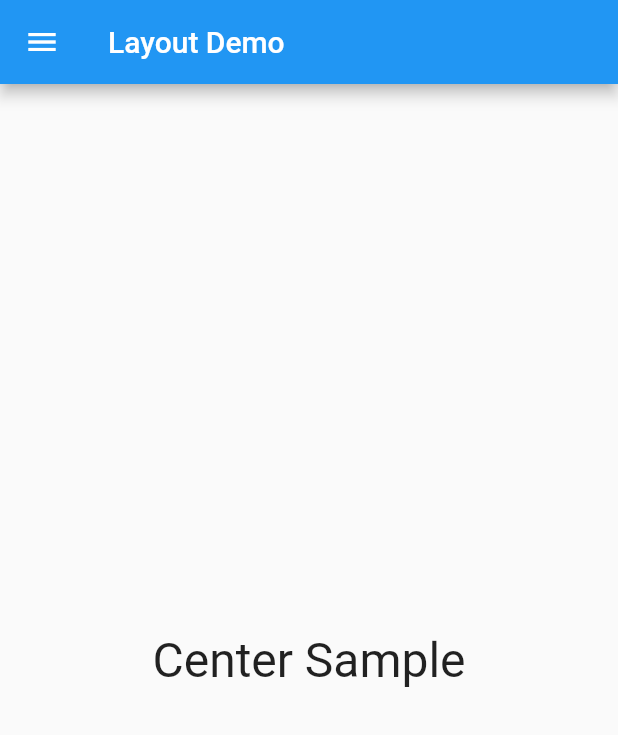
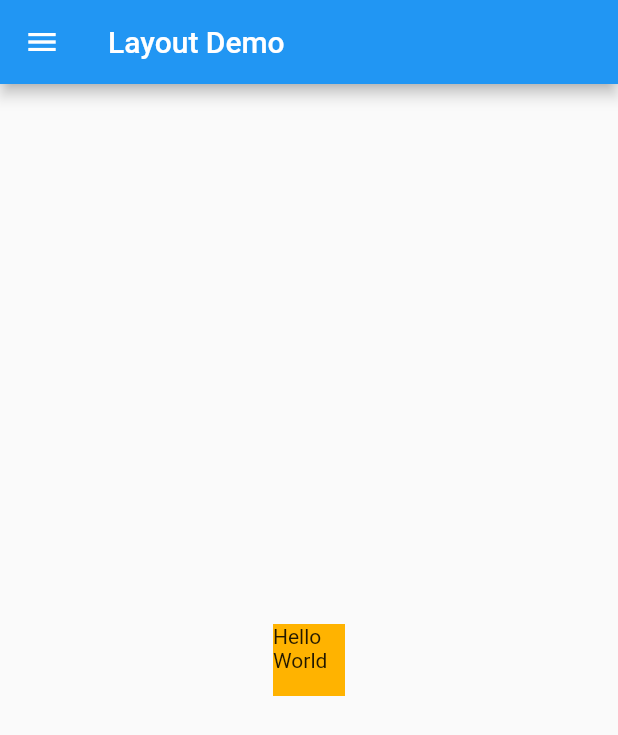
Before and after one commit to Kashiwara0205/-flutter-layout-sample, a Flutter app: the screen it shows after launch, in the side drawer, after a tap on "Container", on a phone screen of 412 x 824 dp. Shown: the top 735 px of the screen. Run offline on Flutter 3.47's test engine with Material 2 defaults, Android fonts, the phone set to English and light mode, and no system bars.

Commit message:
Add container_sample.dart

```diff
--- /dev/null
+++ b/lib/container_sample.dart
@@ -0,0 +1,13 @@
+import 'package:flutter/material.dart';
+
+Widget createContainerSample(){
+  return Center(
+    child: Container(
+      child: const Text('Hello World'),
+      margin: const EdgeInsets.all(10.0),
+      color: Colors.amber[600],
+      width: 48.0,
+      height: 48.0,
+    )
+  );
+}
--- a/lib/side_menu.dart
+++ b/lib/side_menu.dart
@@ -3,19 +3,22 @@ import 'center_sample.dart';
 import 'grid_view_sample.dart';
 import 'align_sample.dart';
 import 'aspcet_sample.dart';
+import 'container_sample.dart';
 
 enum Page {
   centerSample,
   gridViewSample,
   alignSample,
-  aspectSample
+  aspectSample,
+  containerSample
 }
 
 final List<Widget> pageList = [
   createCenterSample(),
   createGridViewSample(),
   createAlignSample(),
-  createAspectSample()
+  createAspectSample(),
+  createContainerSample()
 ];
 
 class SideMenu extends StatefulWidget {
@@ -66,13 +69,6 @@ class _State extends State<SideMenu> {
                 },
               ),
               ListTile(
-                title: const Text('Baseline'),
-                onTap: () {
-                  setState(() => page = 0);
-                  Navigator.pop(context);
-                },
-              ),
-              ListTile(
                 title: const Text('Center'),
                 onTap: () {
                   setState(() => page = Page.centerSample.index);
@@ -80,16 +76,9 @@ class _State extends State<SideMenu> {
                 },
               ),
               ListTile(
-                title: const Text('ConstrainedBox'),
-                onTap: () {
-                  setState(() => page = 0);
-                  Navigator.pop(context);
-                },
-              ),
-              ListTile(
                 title: const Text('Container'),
                 onTap: () {
-                  setState(() => page = 0);
+                  setState(() => page = Page.containerSample.index);
                   Navigator.pop(context);
                 },
               ),
```
